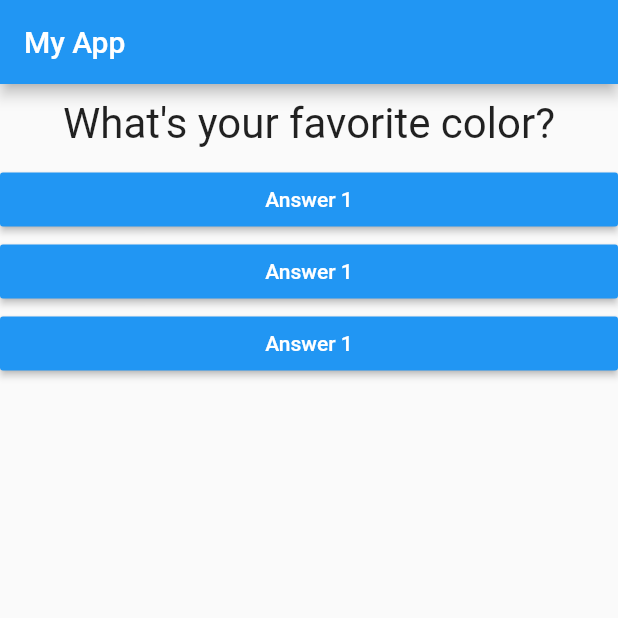
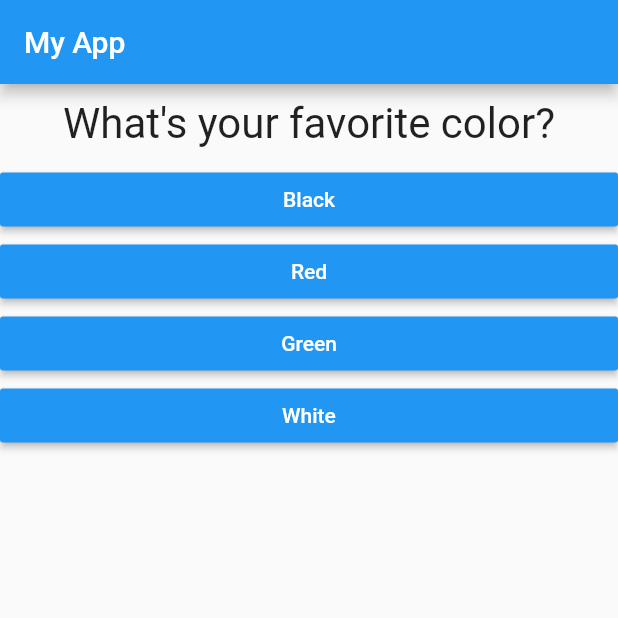
Before and after one commit to sahilmob/flutter-course-quiz-app, a Flutter app: the screen it shows after launch, on a phone screen of 412 x 824 dp, the top half of it. Run offline on Flutter 3.47's test engine with Material 2 defaults, Android fonts, the phone set to English and light mode, and no system bars.

Commit message:
map answers

```diff
--- a/lib/answer.dart
+++ b/lib/answer.dart
@@ -2,15 +2,16 @@ import 'package:flutter/material.dart';
 
 class Answer extends StatelessWidget {
   final Function clickHandler;
+  final String answerText;
 
-  Answer(this.clickHandler);
+  Answer(this.clickHandler, this.answerText);
 
   @override
   Widget build(BuildContext context) {
     return Container(
       width: double.infinity,
       child: RaisedButton(
-        child: Text("Answer 1"),
+        child: Text(answerText),
         textColor: Colors.white,
         onPressed: clickHandler,
         color: Colors.blue,
--- a/lib/main.dart
+++ b/lib/main.dart
@@ -47,9 +47,9 @@ class _MyAppState extends State<MyApp> {
             Question(
               questions[_questionIndex]["questionText"],
             ),
-            Answer(_answerQuestion),
-            Answer(_answerQuestion),
-            Answer(_answerQuestion)
+            ...(questions[_questionIndex]["answers"] as List<String>)
+                .map((answer) => Answer(_answerQuestion, answer))
+                .toList()
           ],
         ),
       ),
```
